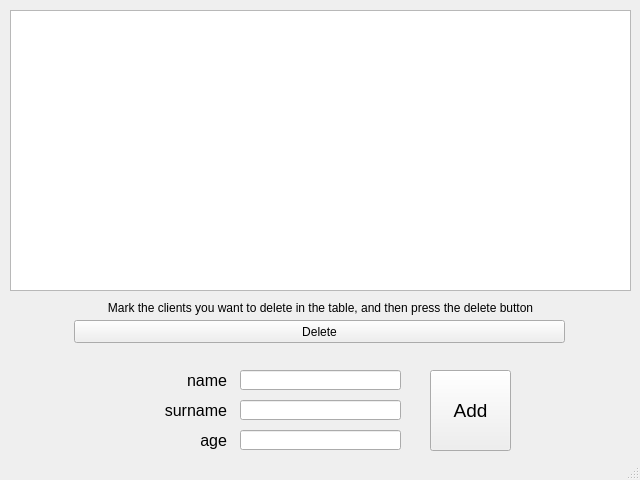
Above: qt-sqlite/mainwindow.ui from RadoslawWojdak/QT-SQLite before the change. Below: the same form after it.
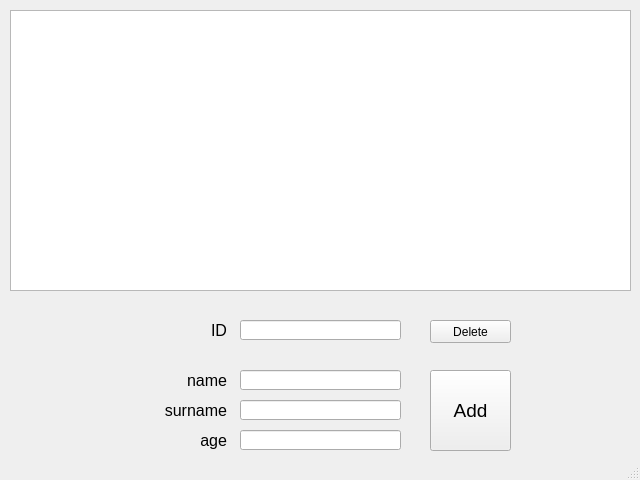
That is the form after the change. The open tabs and pages were chosen to show the change.

Commit message:
delete clients from database
-the possibility to deleting clients from database has been added;
-the possibility to change the table has been removed;
-a few bug fixes.

```diff
--- a/qt-sqlite/mainwindow.ui
+++ b/qt-sqlite/mainwindow.ui
@@ -129,25 +129,30 @@
      <widget class="QLabel" name="removeLabel">
       <property name="geometry">
        <rect>
-        <x>10</x>
-        <y>330</y>
-        <width>621</width>
-        <height>16</height>
+        <x>76</x>
+        <y>350</y>
+        <width>151</width>
+        <height>20</height>
        </rect>
       </property>
+      <property name="font">
+       <font>
+        <pointsize>12</pointsize>
+       </font>
+      </property>
       <property name="text">
-       <string>Mark the clients you want to delete in the table, and then press the delete button</string>
+       <string>ID</string>
       </property>
       <property name="alignment">
-       <set>Qt::AlignCenter</set>
+       <set>Qt::AlignRight|Qt::AlignTrailing|Qt::AlignVCenter</set>
       </property>
      </widget>
      <widget class="QPushButton" name="deleteButton">
       <property name="geometry">
        <rect>
-        <x>74</x>
+        <x>430</x>
         <y>350</y>
-        <width>491</width>
+        <width>81</width>
         <height>23</height>
        </rect>
       </property>
@@ -272,6 +277,19 @@
        <string>Add</string>
       </property>
      </widget>
+     <widget class="QLineEdit" name="deleteLineEdit">
+      <property name="geometry">
+       <rect>
+        <x>240</x>
+        <y>350</y>
+        <width>161</width>
+        <height>20</height>
+       </rect>
+      </property>
+      <property name="maxLength">
+       <number>25</number>
+      </property>
+     </widget>
     </widget>
    </widget>
   </widget>
```
Left out of the diff: 3 changed lines with no effect on the pictures. The commit also changes 4 other files.
